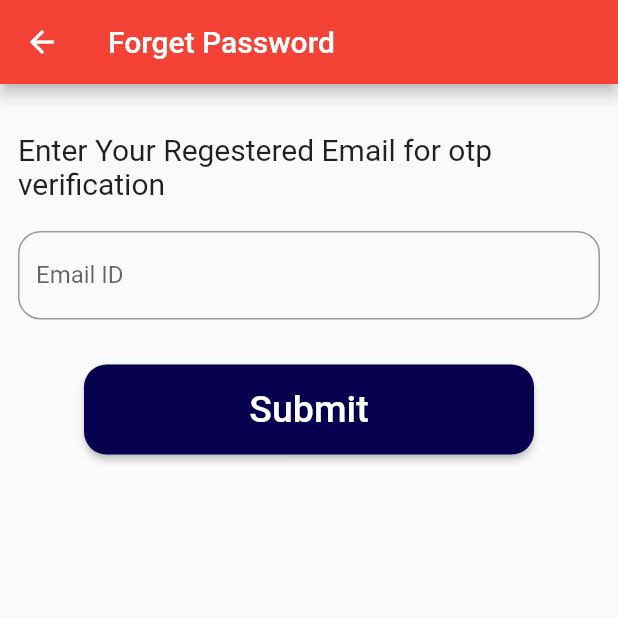
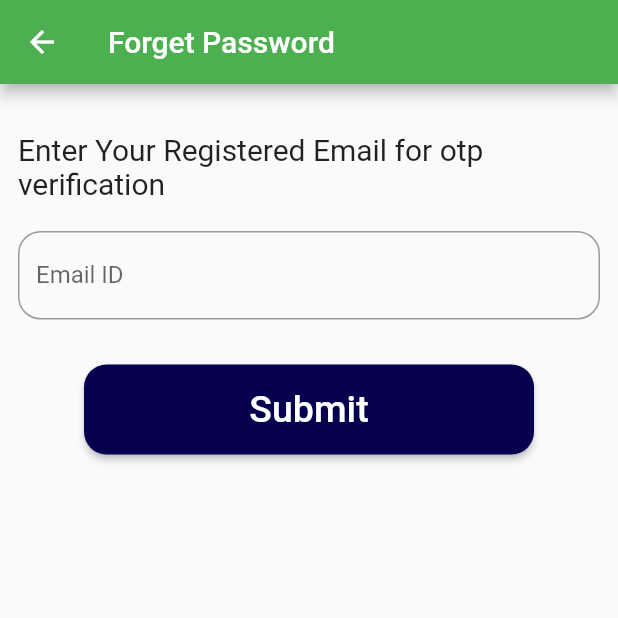
Before and after one commit to Louilasy/student_attendance, a Flutter app: the ForgetPass screen opened directly, on a phone screen of 412 x 824 dp, the top half of it. Run offline on Flutter 3.47's test engine with Material 2 defaults, Android fonts, the phone set to English and light mode, and no system bars; our stand-ins replace cloud_firestore, firebase_auth, firebase_core, focused_menu, local_auth; accounts and stored records are empty.

Commit message:
Color change and GetData wigdet

```diff
--- a/lib/pages/bottomNavBar.dart
+++ b/lib/pages/bottomNavBar.dart
@@ -1,6 +1,7 @@
 import 'package:student_attendance/pages/loginpages/logout.dart';
 import 'package:student_attendance/pages/profilepages/adminPage.dart';
 import 'package:student_attendance/pages/attendancePages/home.dart';
+import 'package:student_attendance/pages/detailspages/facultyScreen.dart';
 import 'package:student_attendance/pages/profilepages/profilepage.dart';
 import 'package:student_attendance/pages/reportpages/adminreport.dart';
 import 'package:student_attendance/pages/reportpages/reportGeneration.dart';
--- a/lib/pages/loginpages/forgetpass.dart
+++ b/lib/pages/loginpages/forgetpass.dart
@@ -20,7 +20,7 @@ class _ForgetPassState extends State<ForgetPass> {
           padding: const EdgeInsets.all(12.0),
           child: Column(
             children: [
-              Text("Enter Your Regestered Email for otp verification",style: TextStyle(fontSize: 20),),
+              Text("Enter Your Registered Email for otp verification",style: TextStyle(fontSize: 20),),
         SizedBox(height: 20,),
         TextField(
                         decoration: InputDecoration(
--- a/lib/theme/colors.dart
+++ b/lib/theme/colors.dart
@@ -1,7 +1,7 @@
 import 'package:flutter/material.dart';
 
 // const primaryColor =const Color(0xffde0000);
-const primaryColor = Colors.red;
+const primaryColor = Colors.green;
 const red = const Color(0xffff0800);
 const green = const Color(0xff00CE2D); // Second `const` is optional in assignments.
 const yellow = const Color(0xffffc100);
```
Also changed, not shown: lib/widgets/getData.dart (+35 -0 lines).
